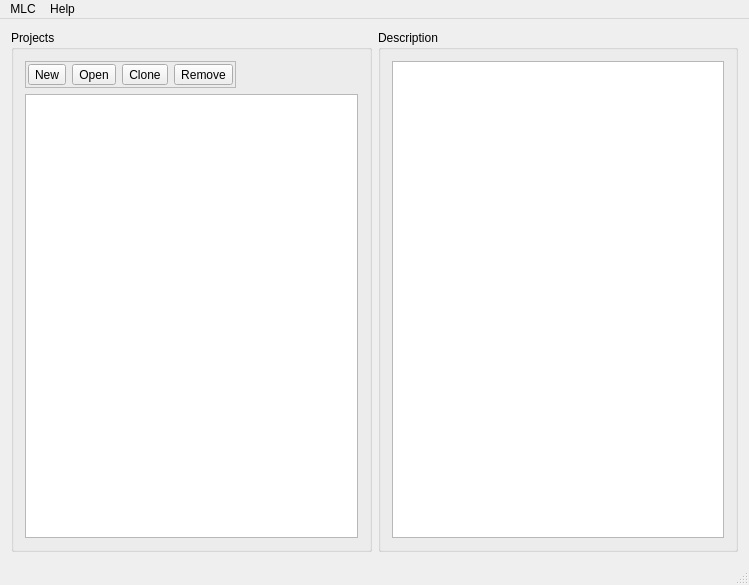
Qt form MLC/GUI/Autogenerated/untitled/mainwindow.ui (MachineLearningControl/OpenMLC-Python) before a commit.
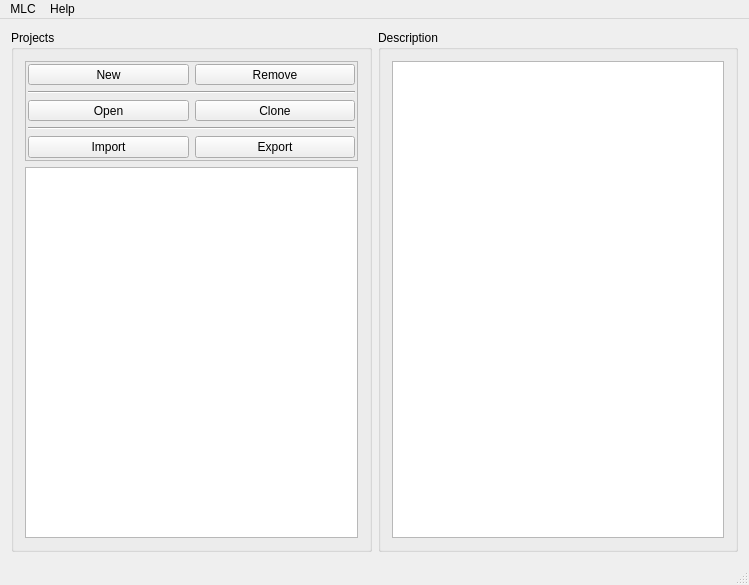
The same form after that commit.

Commit message:
Added Export Button functionality
* #35

The edit to the form file:
```diff
--- a/MLC/GUI/Autogenerated/untitled/mainwindow.ui
+++ b/MLC/GUI/Autogenerated/untitled/mainwindow.ui
@@ -24,7 +24,7 @@
        <string>Projects</string>
       </property>
       <layout class="QVBoxLayout" name="verticalLayout">
-       <item alignment="Qt::AlignLeft">
+       <item>
         <widget class="QFrame" name="frame">
          <property name="minimumSize">
           <size>
@@ -38,7 +38,7 @@
          <property name="frameShadow">
           <enum>QFrame::Raised</enum>
          </property>
-         <layout class="QHBoxLayout" name="horizontalLayout_3">
+         <layout class="QGridLayout" name="gridLayout">
           <property name="leftMargin">
            <number>2</number>
           </property>
@@ -51,34 +51,98 @@
           <property name="bottomMargin">
            <number>2</number>
           </property>
-          <item>
-           <widget class="QToolButton" name="new_button">
-            <property name="text">
-             <string>New</string>
-            </property>
-           </widget>
-          </item>
-          <item>
+          <item row="2" column="0">
            <widget class="QToolButton" name="open_button">
+            <property name="sizePolicy">
+             <sizepolicy hsizetype="Minimum" vsizetype="Minimum">
+              <horstretch>0</horstretch>
+              <verstretch>0</verstretch>
+             </sizepolicy>
+            </property>
             <property name="text">
              <string>Open</string>
             </property>
            </widget>
           </item>
-          <item>
+          <item row="0" column="0">
+           <widget class="QToolButton" name="new_button">
+            <property name="sizePolicy">
+             <sizepolicy hsizetype="Minimum" vsizetype="Minimum">
+              <horstretch>0</horstretch>
+              <verstretch>0</verstretch>
+             </sizepolicy>
+            </property>
+            <property name="text">
+             <string>New</string>
+            </property>
+           </widget>
+          </item>
+          <item row="4" column="0">
+           <widget class="QPushButton" name="import_button">
+            <property name="sizePolicy">
+             <sizepolicy hsizetype="Minimum" vsizetype="Minimum">
+              <horstretch>0</horstretch>
+              <verstretch>0</verstretch>
+             </sizepolicy>
+            </property>
+            <property name="text">
+             <string>Import</string>
+            </property>
+           </widget>
+          </item>
+          <item row="3" column="0" colspan="2">
+           <widget class="Line" name="line_2">
+            <property name="orientation">
+             <enum>Qt::Horizontal</enum>
+            </property>
+           </widget>
+          </item>
+          <item row="2" column="1">
            <widget class="QToolButton" name="clone_button">
+            <property name="sizePolicy">
+             <sizepolicy hsizetype="Minimum" vsizetype="Minimum">
+              <horstretch>0</horstretch>
+              <verstretch>0</verstretch>
+             </sizepolicy>
+            </property>
             <property name="text">
              <string>Clone</string>
             </property>
            </widget>
           </item>
-          <item>
+          <item row="0" column="1">
            <widget class="QToolButton" name="remove_button">
+            <property name="sizePolicy">
+             <sizepolicy hsizetype="Minimum" vsizetype="Minimum">
+              <horstretch>0</horstretch>
+              <verstretch>0</verstretch>
+             </sizepolicy>
+            </property>
             <property name="text">
              <string>Remove</string>
             </property>
            </widget>
           </item>
+          <item row="1" column="0" colspan="2">
+           <widget class="Line" name="line">
+            <property name="orientation">
+             <enum>Qt::Horizontal</enum>
+            </property>
+           </widget>
+          </item>
+          <item row="4" column="1">
+           <widget class="QPushButton" name="export_button">
+            <property name="sizePolicy">
+             <sizepolicy hsizetype="Minimum" vsizetype="Minimum">
+              <horstretch>0</horstretch>
+              <verstretch>0</verstretch>
+             </sizepolicy>
+            </property>
+            <property name="text">
+             <string>Export</string>
+            </property>
+           </widget>
+          </item>
          </layout>
         </widget>
        </item>
```
Left out of the diff: 34 changed lines with no effect on the pictures. The commit also changes 4 other files.
